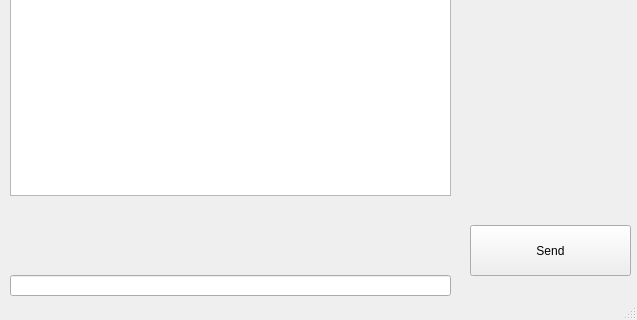
This is QTClient/mainwindow.ui in notrallon/Chat as Qt 5 draws it before an edit; both pictures show x 0 to 637 and y 211 to 531 of the 637 by 531 pixel window. The edited form follows.
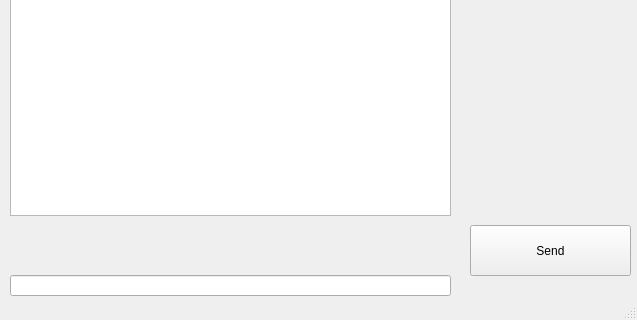
This is the edited form.

```diff
--- a/QTClient/mainwindow.ui
+++ b/QTClient/mainwindow.ui
@@ -20,9 +20,12 @@
       <x>10</x>
       <y>10</y>
       <width>441</width>
-      <height>361</height>
+      <height>381</height>
      </rect>
     </property>
+    <property name="sizeAdjustPolicy">
+     <enum>QAbstractScrollArea::AdjustIgnored</enum>
+    </property>
     <property name="readOnly">
      <bool>true</bool>
     </property>
```
